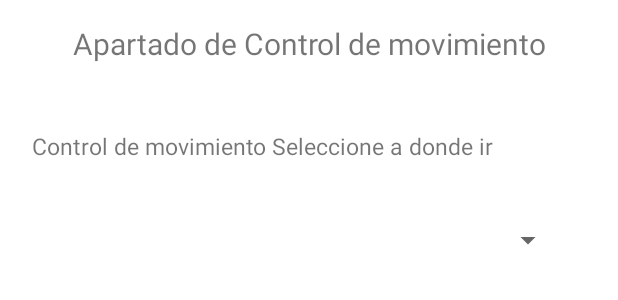
After one commit to DanLechuga/AplicacionHabla, an Android app: the layout controlmovimiento.xml on its own in the app's theme, with its tools: preview values and no code run, on a phone screen of 412 x 824 dp. The commit adds this screen. Shown: the top 300 px of the screen. Run offline under Robolectric (Android 15) with nearby library versions, the phone set to English and light mode, and no system bars.

Commit message:
Se agrega sensor de movimiento del robot

```diff
--- a/app/build.gradle
+++ b/app/build.gradle
@@ -40,6 +40,7 @@ dependencies {
     implementation 'androidx.appcompat:appcompat:1.4.1'
     implementation 'com.google.android.material:material:1.5.0'
     implementation 'androidx.constraintlayout:constraintlayout:2.1.3'
+    implementation project(path: ':sdk')
 
     testImplementation 'junit:junit:4.+'
     androidTestImplementation 'androidx.test.ext:junit:1.1.3'
--- /dev/null
+++ b/app/src/main/res/layout/controlmovimiento.xml
@@ -0,0 +1,42 @@
+<?xml version="1.0" encoding="utf-8"?>
+<androidx.constraintlayout.widget.ConstraintLayout xmlns:android="http://schemas.android.com/apk/res/android"
+    xmlns:app="http://schemas.android.com/apk/res-auto"
+    xmlns:tools="http://schemas.android.com/tools"
+    android:layout_width="match_parent"
+    android:layout_height="match_parent">
+
+    <TextView
+        android:id="@+id/textView"
+        android:layout_width="wrap_content"
+        android:layout_height="wrap_content"
+        android:layout_marginTop="15dp"
+        android:text="@string/mainCtrlMov"
+        app:layout_constraintEnd_toEndOf="parent"
+        app:layout_constraintStart_toStartOf="parent"
+        app:layout_constraintTop_toTopOf="parent"
+        android:textSize="20sp"/>
+
+    <TextView
+        android:id="@+id/textView2"
+        android:layout_width="wrap_content"
+        android:layout_height="wrap_content"
+        android:layout_marginTop="44dp"
+        android:text="@string/txtMainCtrlMov"
+        app:layout_constraintEnd_toEndOf="parent"
+        app:layout_constraintHorizontal_bias="0.203"
+        app:layout_constraintStart_toStartOf="parent"
+        app:layout_constraintTop_toBottomOf="@+id/textView"
+        android:textSize="15sp"/>
+
+    <Spinner
+        android:id="@+id/spinner"
+        android:layout_width="361dp"
+        android:layout_height="48dp"
+        android:layout_marginTop="28dp"
+        app:layout_constraintEnd_toEndOf="parent"
+        app:layout_constraintHorizontal_bias="0.284"
+        app:layout_constraintStart_toStartOf="parent"
+        app:layout_constraintTop_toBottomOf="@+id/textView2"
+        android:contentDescription="@string/ddlUbicaciones"/>
+
+</androidx.constraintlayout.widget.ConstraintLayout>
--- a/app/src/main/res/values/strings.xml
+++ b/app/src/main/res/values/strings.xml
@@ -1,3 +1,6 @@
 <resources>
     <string name="app_name">AplicacionHabla</string>
+    <string name="mainCtrlMov">Apartado de Control de movimiento</string>
+    <string name="txtMainCtrlMov">Control de movimiento Seleccione a donde ir</string>
+    <string name="ddlUbicaciones">DropDawnList para las ubicaciones</string>
 </resources>
--- a/settings.gradle
+++ b/settings.gradle
@@ -8,3 +8,4 @@ dependencyResolutionManagement {
 }
 rootProject.name = "AplicacionHabla"
 include ':app'
+include ':sdk'
```
Also changed, not shown: app/src/main/java/com/aim/aplicacionhabla/MainActivity.kt (+28 -4 lines), app/src/main/java/com/aim/aplicacionhabla/Movimiento.kt (added, +29 -0 lines).
